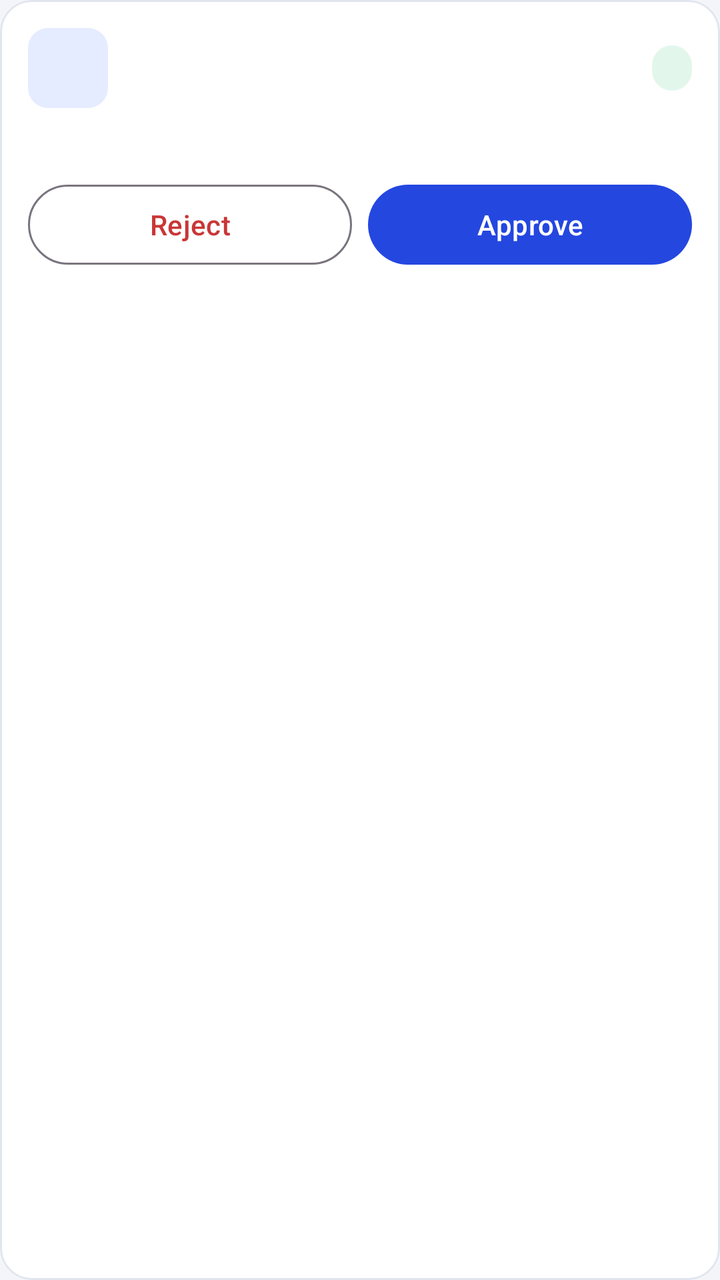
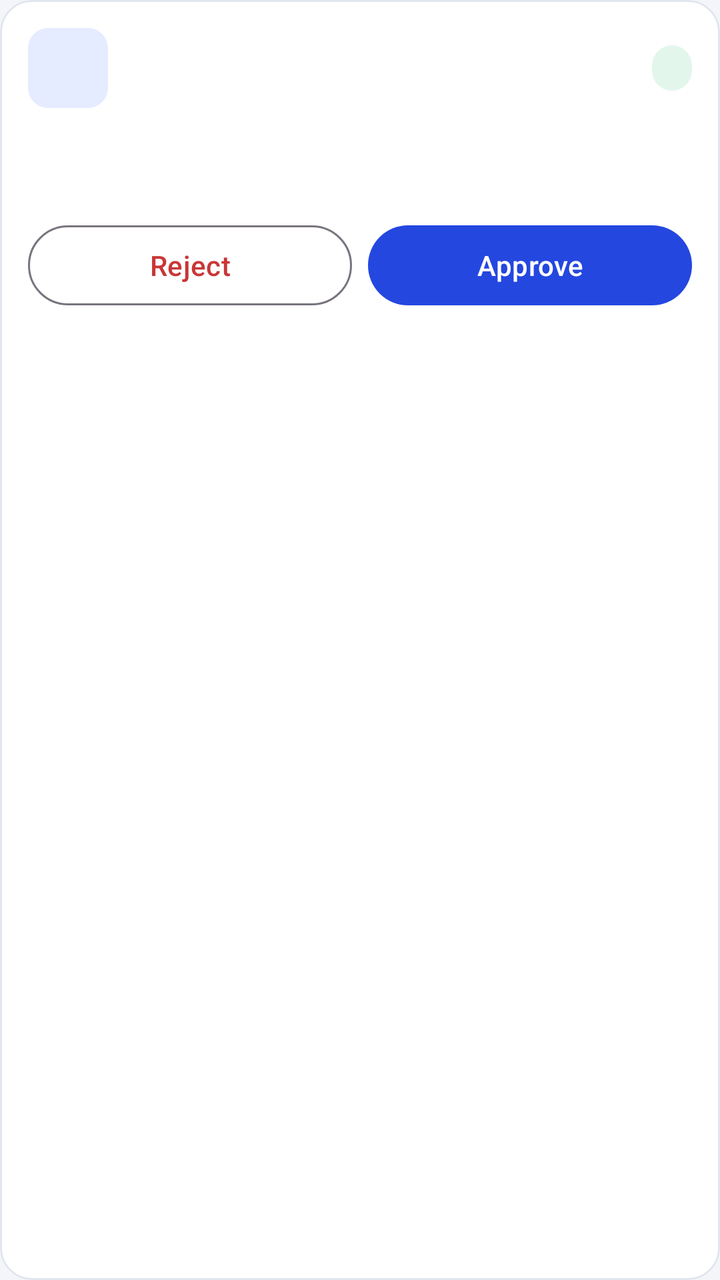

Screens rendered from an Android XML layout before and after an edit, with the pre-edit source and the edit as a unified diff.
<!-- AndroidManifest.xml: application theme Theme.Reserba -->
<!-- res/layout/item_account.xml -->
<?xml version="1.0" encoding="utf-8"?>
<com.google.android.material.card.MaterialCardView xmlns:android="http://schemas.android.com/apk/res/android"
    style="@style/Reserba.Card"
    android:layout_width="match_parent"
    android:layout_height="wrap_content"
    android:layout_marginTop="10dp">

    <LinearLayout
        android:layout_width="match_parent"
        android:layout_height="wrap_content"
        android:orientation="vertical"
        android:padding="14dp">

        <LinearLayout
            android:layout_width="match_parent"
            android:layout_height="wrap_content"
            android:gravity="center_vertical"
            android:orientation="horizontal">

            <TextView
                android:id="@+id/tvInitials"
                android:layout_width="40dp"
                android:layout_height="40dp"
                android:background="@drawable/bg_badge_blue"
                android:gravity="center"
                android:textColor="@color/primary"
                android:textStyle="bold" />

            <LinearLayout
                android:layout_width="0dp"
                android:layout_height="wrap_content"
                android:layout_marginStart="12dp"
                android:layout_weight="1"
                android:orientation="vertical">

                <TextView
                    android:id="@+id/tvAccName"
                    style="@style/Reserba.Body"
                    android:layout_width="match_parent"
                    android:layout_height="wrap_content"
                    android:textStyle="bold" />

                <TextView
                    android:id="@+id/tvAccId"
                    style="@style/Reserba.Muted"
                    android:layout_width="match_parent"
                    android:layout_height="wrap_content" />
            </LinearLayout>

            <TextView
                android:id="@+id/tvAccRole"
                style="@style/Reserba.Badge"
                android:layout_width="wrap_content"
                android:layout_height="wrap_content"
                android:background="@drawable/bg_badge_green"
                android:textColor="@color/green" />
        </LinearLayout>

        <TextView
            android:id="@+id/tvAccOrg"
            style="@style/Reserba.Muted"
            android:layout_width="match_parent"
            android:layout_height="wrap_content"
            android:layout_marginTop="8dp" />

        <LinearLayout
            android:layout_width="match_parent"
            android:layout_height="wrap_content"
            android:layout_marginTop="10dp"
            android:orientation="horizontal">

            <com.google.android.material.button.MaterialButton
                android:id="@+id/btnRejectAcc"
                style="@style/Widget.Material3.Button.OutlinedButton"
                android:layout_width="0dp"
                android:layout_height="wrap_content"
                android:layout_weight="1"
                android:text="Reject"
                android:textColor="@color/red" />

            <com.google.android.material.button.MaterialButton
                android:id="@+id/btnApproveAcc"
                android:layout_width="0dp"
                android:layout_height="wrap_content"
                android:layout_marginStart="8dp"
                android:layout_weight="1"
                android:text="Approve" />
        </LinearLayout>
    </LinearLayout>
</com.google.android.material.card.MaterialCardView>
<!-- resources referenced by this layout -->
<resources>
  <color name="green">#1E9E5A</color>
  <color name="primary">#2447E0</color>
  <color name="red">#C93636</color>
  <!-- drawable bg_badge_blue (drawable) -->
  <?xml version="1.0" encoding="utf-8"?>
  <shape xmlns:android="http://schemas.android.com/apk/res/android" android:shape="rectangle">
      <solid android:color="@color/blue_bg" />
      <corners android:radius="10dp" />
  </shape>
  <!-- drawable bg_badge_green (drawable) -->
  <?xml version="1.0" encoding="utf-8"?>
  <shape xmlns:android="http://schemas.android.com/apk/res/android" android:shape="rectangle">
      <solid android:color="@color/green_bg" />
      <corners android:radius="10dp" />
  </shape>
  <style name="Reserba.Badge" parent="">
          <item name="android:textSize">11sp</item>
          <item name="android:textStyle">bold</item>
          <item name="android:paddingLeft">10dp</item>
          <item name="android:paddingRight">10dp</item>
          <item name="android:paddingTop">4dp</item>
          <item name="android:paddingBottom">4dp</item>
      </style>
  <style name="Reserba.Body" parent="">
          <item name="android:textSize">14sp</item>
          <item name="android:textColor">@color/ink</item>
      </style>
  <style name="Reserba.Card" parent="Widget.Material3.CardView.Filled">
          <item name="cardBackgroundColor">@color/white</item>
          <item name="cardCornerRadius">16dp</item>
          <item name="cardElevation">0dp</item>
          <item name="strokeColor">@color/border</item>
          <item name="strokeWidth">1dp</item>
      </style>
  <style name="Reserba.Muted" parent="">
          <item name="android:textSize">12sp</item>
          <item name="android:textColor">@color/muted</item>
      </style>
  <style name="Theme.Reserba" parent="Theme.Material3.Light.NoActionBar">
          <item name="colorPrimary">@color/primary</item>
          <item name="colorOnPrimary">@color/white</item>
          <item name="android:windowBackground">@color/bg</item>
          <item name="android:statusBarColor">@color/bg</item>
          <item name="android:windowLightStatusBar">true</item>
      </style>
  <color name="blue_bg">#E6ECFF</color>
  <color name="green_bg">#E3F6EC</color>
  <color name="ink">#1C2433</color>
  <color name="white">#FFFFFF</color>
  <color name="border">#E1E5EE</color>
  <color name="muted">#6B7488</color>
  <color name="bg">#F3F5F9</color>
</resources>

<!-- the commit's change to res/layout/item_account.xml (unified diff, before → after) -->
@@ -63,6 +63,15 @@
             android:layout_height="wrap_content"
             android:layout_marginTop="8dp" />
 
+        <TextView
+            android:id="@+id/tvAccRegisteredAt"
+            style="@style/Reserba.Muted"
+            android:layout_width="match_parent"
+            android:layout_height="wrap_content"
+            android:layout_marginTop="4dp"
+            android:textColor="@color/primary"
+            android:textSize="12sp" />
+
         <LinearLayout
             android:layout_width="match_parent"
             android:layout_height="wrap_content"
